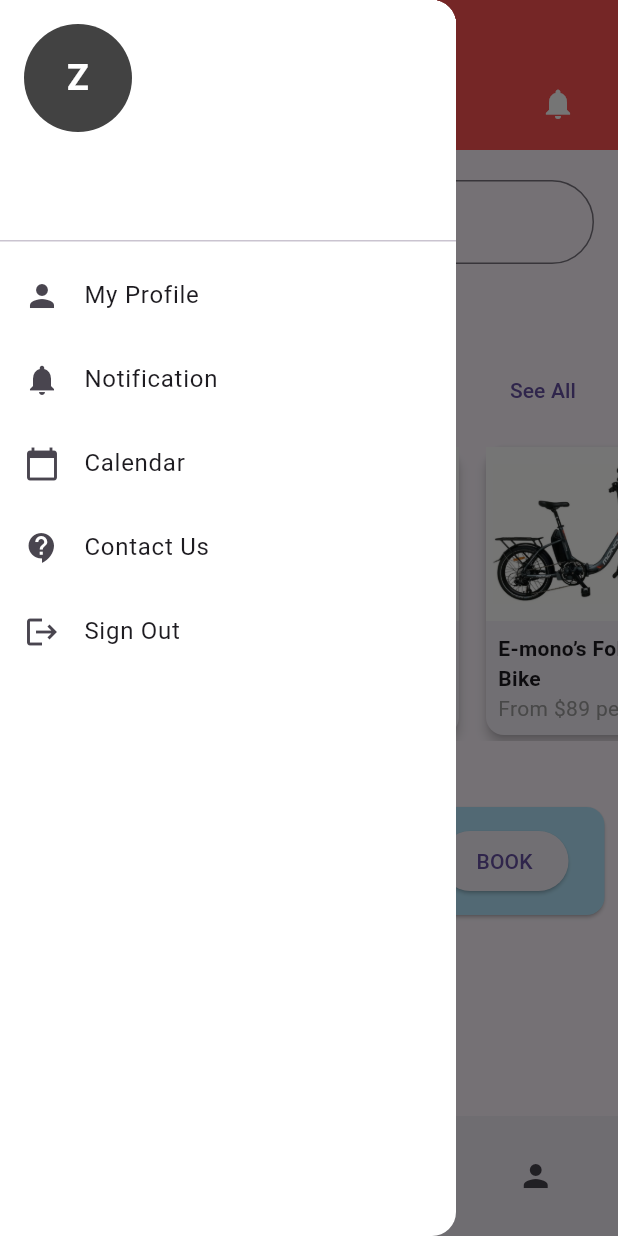
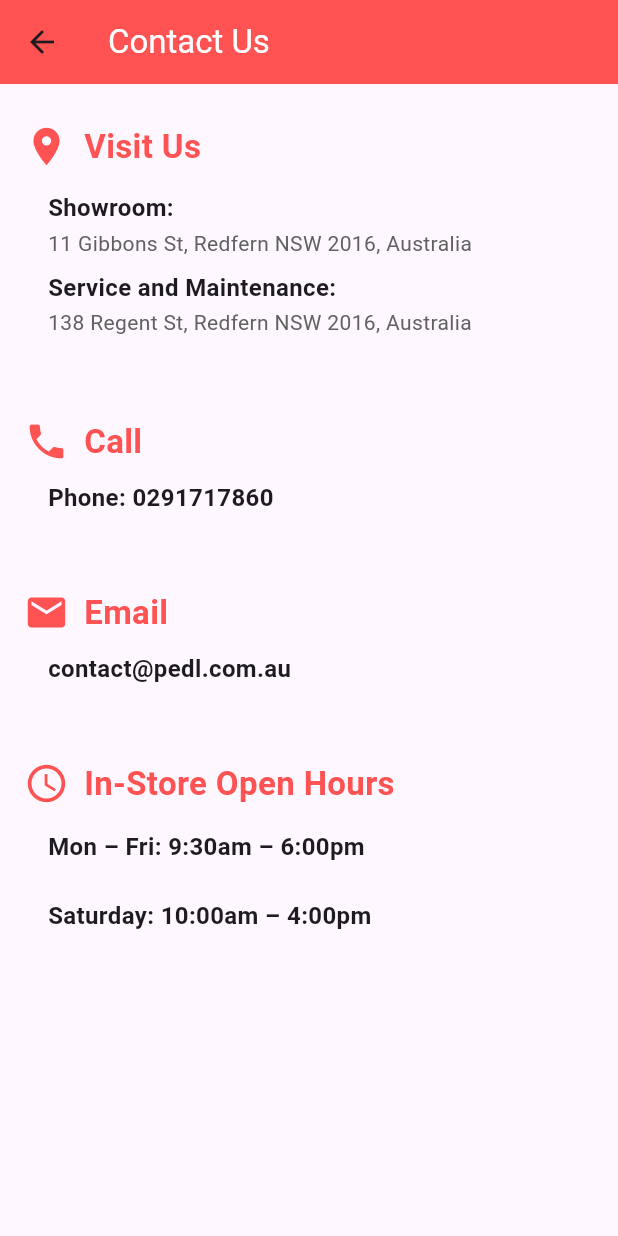
Before and after one commit to AryanZain/pedl, a Flutter app: the HomeScreen screen opened directly with empty values, in the side drawer, after a tap on "Contact Us", on a phone screen of 412 x 824 dp. Run offline on Flutter 3.47's test engine with Material 3 defaults, Android fonts, the light colour scheme and no system bars; our stand-ins replace cloud_firestore, firebase_auth, firebase_core, firebase_storage, flutter_local_notifications, fluttertoast and 3 more; missing offline and left inert: flutter_email_sender, mailer; accounts and stored records are empty.

```diff
--- /dev/null
+++ b/lib/contact_us_page.dart
@@ -0,0 +1,109 @@
+// lib/contact_us_page.dart
+import 'package:flutter/material.dart';
+import 'package:flutter/cupertino.dart';
+
+class ContactUsPage extends StatelessWidget {
+  const ContactUsPage({Key? key}) : super(key: key);
+
+  @override
+  Widget build(BuildContext context) {
+    return Scaffold(
+      appBar: AppBar(
+        title: Text('Contact Us', style: TextStyle(color: Colors.white)),
+        backgroundColor: Colors.redAccent,
+      ),
+      body: Padding(
+        padding: const EdgeInsets.all(16.0),
+        child: Column(
+          crossAxisAlignment: CrossAxisAlignment.start,
+          children: [
+            SizedBox(height: 10),
+            SectionTitle(icon: Icons.place, title: "Visit Us"),
+            SizedBox(height: 10),
+            ContactDetail(
+              label: "Showroom:",
+              value: "11 Gibbons St, Redfern NSW 2016, Australia",
+            ),
+            ContactDetail(
+              label: "Service and Maintenance:",
+              value: "138 Regent St, Redfern NSW 2016, Australia",
+            ),
+            SizedBox(height: 50),
+            SectionTitle(icon: Icons.phone, title: "Call"),
+            SizedBox(height: 10),
+            Padding(
+              padding: const EdgeInsets.symmetric(horizontal: 16.0),
+              child: Text(
+                "Phone: 0291717860",
+                style: TextStyle(fontSize: 16, fontWeight: FontWeight.bold),
+              ),
+            ),
+            SizedBox(height: 50),
+            SectionTitle(icon: Icons.email, title: "Email"),
+            SizedBox(height: 10),
+            Padding(
+              padding: const EdgeInsets.symmetric(horizontal: 16.0),
+              child: Text(
+                "contact@pedl.com.au",
+                style: TextStyle(fontSize: 16, fontWeight: FontWeight.bold),
+              ),
+            ),
+            SizedBox(height: 50),
+            SectionTitle(icon: Icons.access_time, title: "In-Store Open Hours"),
+            SizedBox(height: 15),
+            Padding(
+              padding: const EdgeInsets.symmetric(horizontal: 16.0),
+              child: Text(
+                "Mon – Fri: 9:30am – 6:00pm\n\nSaturday: 10:00am – 4:00pm",
+                style: TextStyle(fontSize: 16, fontWeight: FontWeight.bold),
+              ),
+            ),
+          ],
+        ),
+      ),
+    );
+  }
+}
+
+class SectionTitle extends StatelessWidget {
+  final IconData icon;
+  final String title;
+
+  const SectionTitle({required this.icon, required this.title, Key? key}) : super(key: key);
+
+  @override
+  Widget build(BuildContext context) {
+    return Row(
+      children: [
+        Icon(icon, color: Colors.redAccent,size: 30),
+        SizedBox(width: 10),
+        Text(
+          title,
+          style: TextStyle(fontSize: 22, fontWeight: FontWeight.bold, color: Colors.redAccent),
+        ),
+      ],
+    );
+  }
+}
+
+class ContactDetail extends StatelessWidget {
+  final String label;
+  final String value;
+
+  const ContactDetail({required this.label, required this.value, Key? key}) : super(key: key);
+
+  @override
+  Widget build(BuildContext context) {
+    return Padding(
+      padding: const EdgeInsets.symmetric(vertical: 4.0, horizontal: 16),
+      child: Column(
+        crossAxisAlignment: CrossAxisAlignment.start,
+        children: [
+          Text(label, style: TextStyle(fontSize: 16, fontWeight: FontWeight.bold)),
+          SizedBox(height: 2),
+          Text(value, style: TextStyle(fontSize: 14, color: Colors.grey[700])),
+        ],
+      ),
+    );
+  }
+}
--- a/lib/home.dart
+++ b/lib/home.dart
@@ -9,6 +9,7 @@ import 'package:pedl/bike.dart';
 import 'bike_list_page.dart';
 import 'book_service_page.dart';
 import 'bookmark.dart';
+import 'contact_us_page.dart';
 
 class HomeScreen extends StatelessWidget {
   final String userName;
@@ -127,7 +128,12 @@ class _SideMenu extends StatelessWidget {
           ListTile(
             leading: Icon(Icons.contact_support),
             title: Text("Contact Us"),
-            onTap: () => print("Contact Us clicked"),
+            onTap: () {
+              Navigator.push(
+                context,
+                MaterialPageRoute(builder: (context) => const ContactUsPage()),
+              );
+            },
           ),
           ListTile(
             leading: Icon(Icons.logout),
```
